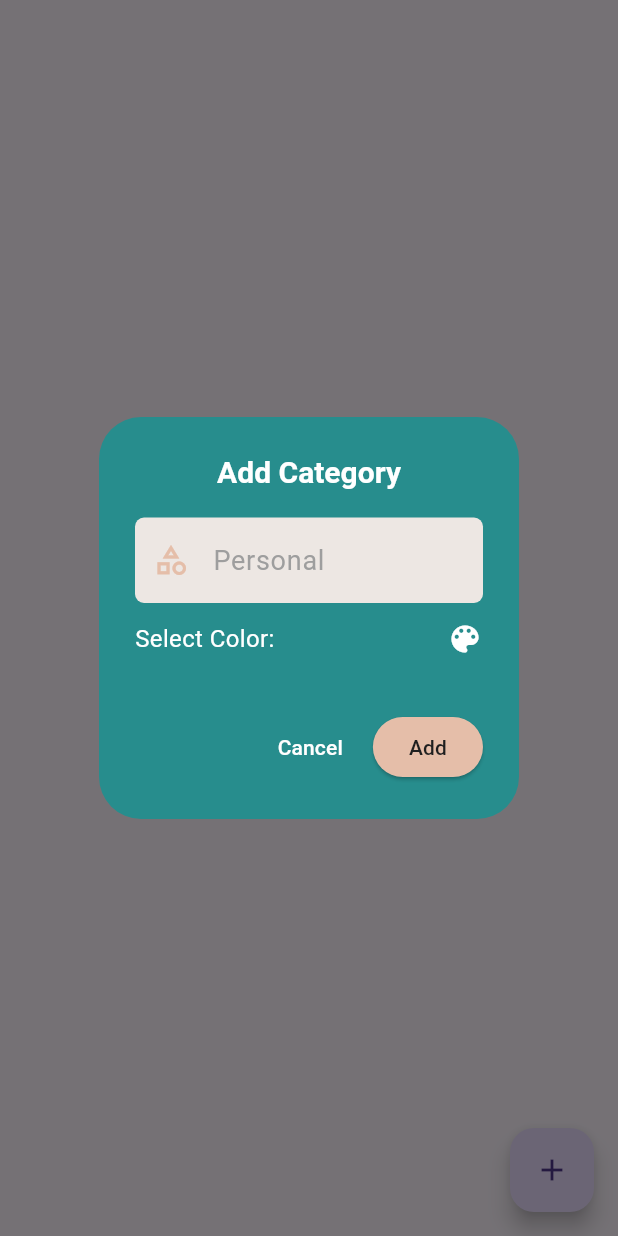
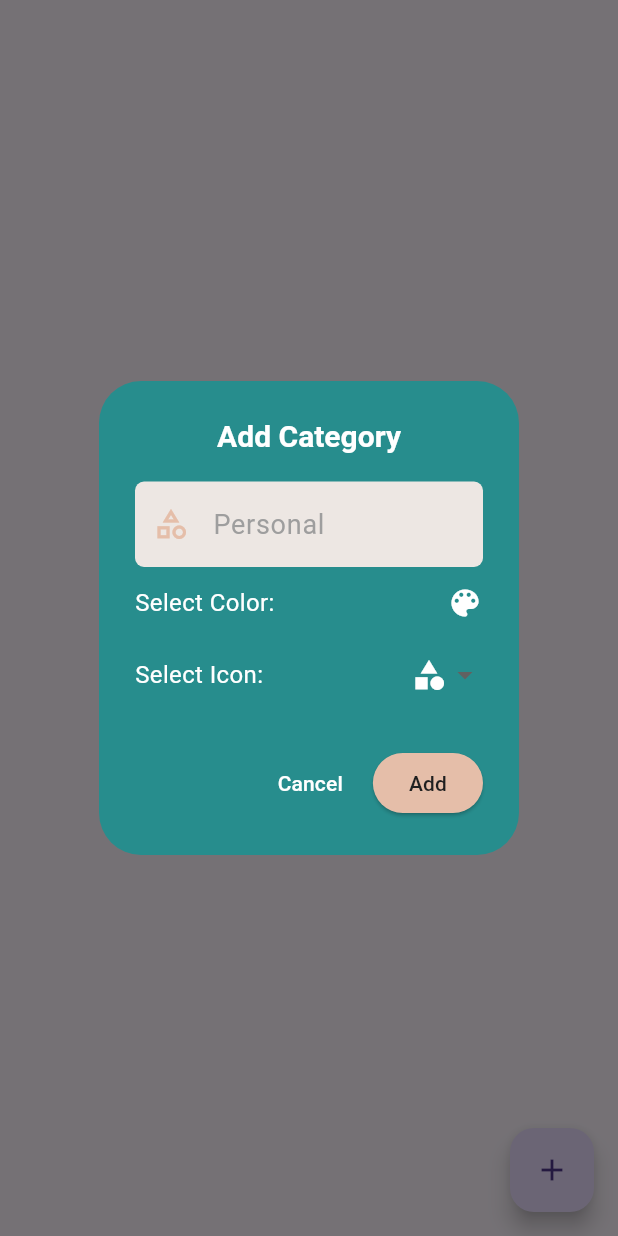
Before and after one commit to dulakshirb/smart-todo-app, a Flutter app: the CategoriesScreen screen opened directly, after a tap on the "add" icon, on a phone screen of 412 x 824 dp. Run offline on Flutter 3.47's test engine with Material 3 defaults, Android fonts, the light colour scheme and no system bars; our stand-ins replace cloud_firestore, firebase_auth, firebase_core, google_sign_in; accounts and stored records are empty.

Commit message:
Add icon selection feature to category creation ♻️

```diff
--- a/lib/models/category_model.dart
+++ b/lib/models/category_model.dart
@@ -6,11 +6,13 @@
   String id;
   String categoryName;
   Color categoryColor;
+  IconData categoryIcon;
 
   CategoryModel({
     required this.id,
     required this.categoryName,
     required this.categoryColor,
+    required this.categoryIcon,
   });
 
   factory CategoryModel.fromFirestore(DocumentSnapshot doc) {
@@ -19,6 +21,8 @@
       id: doc.id,
       categoryName: data['categoryName'] ?? 'Uncategorized',
       categoryColor: Color(data['categoryColor'] ?? primaryColor),
+      categoryIcon: IconData(data['categoryIcon'] ?? Icons.category,
+          fontFamily: 'MaterialIcons'),
     );
   }
 
@@ -26,6 +30,7 @@
     return {
       'categoryName': categoryName,
       'categoryColor': categoryColor.value,
+      'categoryIcon': categoryIcon.codePoint
     };
   }
 }
--- a/lib/screens/main/categories_screen.dart
+++ b/lib/screens/main/categories_screen.dart
@@ -16,7 +16,6 @@
   @override
   void initState() {
     super.initState();
-
     WidgetsBinding.instance.addPostFrameCallback((_) {
       Provider.of<CategoryProvider>(context, listen: false).loadCategories();
     });
@@ -52,6 +51,9 @@
                     child: Column(
                       crossAxisAlignment: CrossAxisAlignment.start,
                       children: [
+                        Icon(category.categoryIcon,
+                            color: Colors.white, size: 50),
+                        SizedBox(height: 10),
                         Text(
                           category.categoryName,
                           style: TextStyle(
@@ -61,7 +63,7 @@
                           ),
                         ),
                         Text(
-                          '20 todos',
+                          '20 todos', // Placeholder for todo count
                           style: TextStyle(
                             fontSize: 16,
                             color: Colors.white,
@@ -96,6 +98,7 @@
         Provider.of<CategoryProvider>(context, listen: false);
     TextEditingController categoryNameController = TextEditingController();
     Color selectedColor = primaryColor;
+    IconData selectedIcon = Icons.category; // Default icon
 
     showDialog(
       context: context,
@@ -131,6 +134,7 @@
                   categoryProvider.addCategory(
                     categoryNameController.text,
                     selectedColor,
+                    selectedIcon,
                   );
                   Navigator.pop(context);
                 }
@@ -191,6 +195,43 @@
                     ),
                   ],
                 ),
+                Row(
+                  mainAxisAlignment: MainAxisAlignment.spaceBetween,
+                  children: [
+                    Expanded(
+                      child: Text(
+                        'Select Icon:',
+                        style: TextStyle(color: Colors.white, fontSize: 16),
+                      ),
+                    ),
+                    SizedBox(width: 15),
+                    DropdownButton<IconData>(
+                      elevation: 0,
+                      underline: Container(),
+                      value: selectedIcon,
+                      dropdownColor: primaryColor,
+                      items: [
+                        Icons.category,
+                        Icons.work,
+                        Icons.home,
+                        Icons.school,
+                        Icons.shopping_cart,
+                      ].map((icon) {
+                        return DropdownMenuItem<IconData>(
+                          value: icon,
+                          child: Icon(icon, color: Colors.white),
+                        );
+                      }).toList(),
+                      onChanged: (IconData? newIcon) {
+                        if (newIcon != null) {
+                          setState(() {
+                            selectedIcon = newIcon;
+                          });
+                        }
+                      },
+                    ),
+                  ],
+                ),
               ],
             );
           }),
--- a/lib/services/category_service.dart
+++ b/lib/services/category_service.dart
@@ -8,7 +8,8 @@
   final FirebaseAuth _auth = FirebaseAuth.instance;
 
   // Add a new category
-  Future<void> addCategory(String categoryName, Color categoryColor) async {
+  Future<void> addCategory(
+      String categoryName, Color categoryColor, IconData categoryIcon) async {
     final user = _auth.currentUser;
     if (user != null) {
       await _firestore
@@ -18,6 +19,7 @@
           .add({
         'categoryName': categoryName,
         'categoryColor': categoryColor.value,
+        'categoryIcon': categoryIcon.codePoint
       });
     }
   }
```
Also changed, not shown: lib/providers/category_provider.dart (+7 -2 lines).
